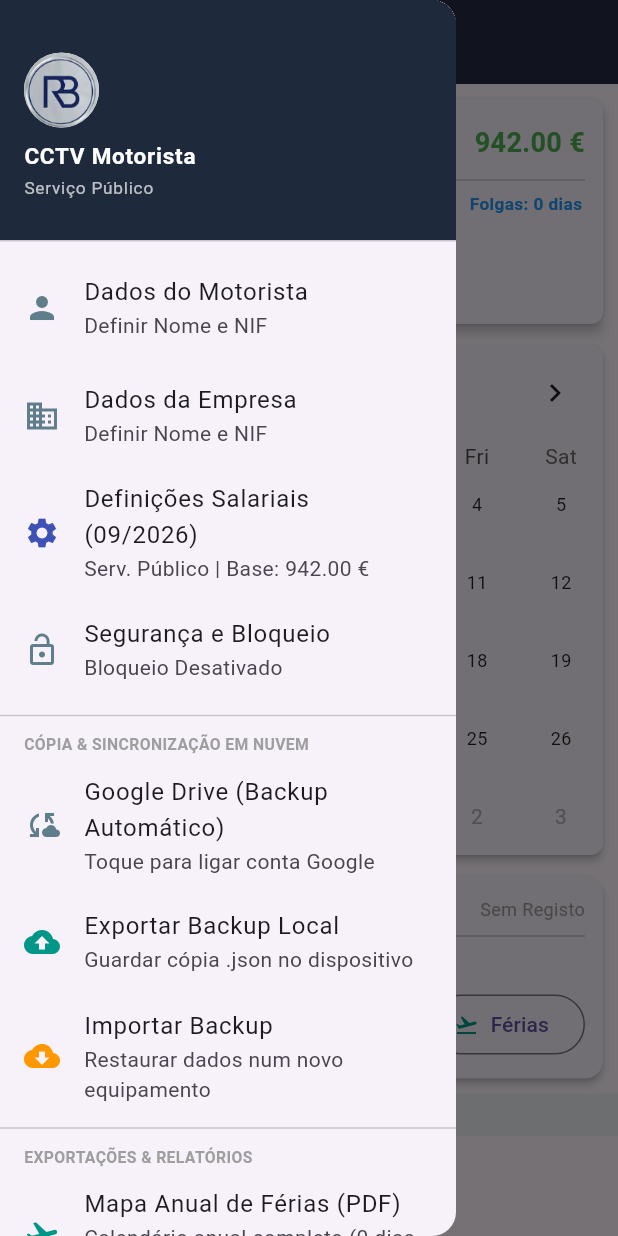
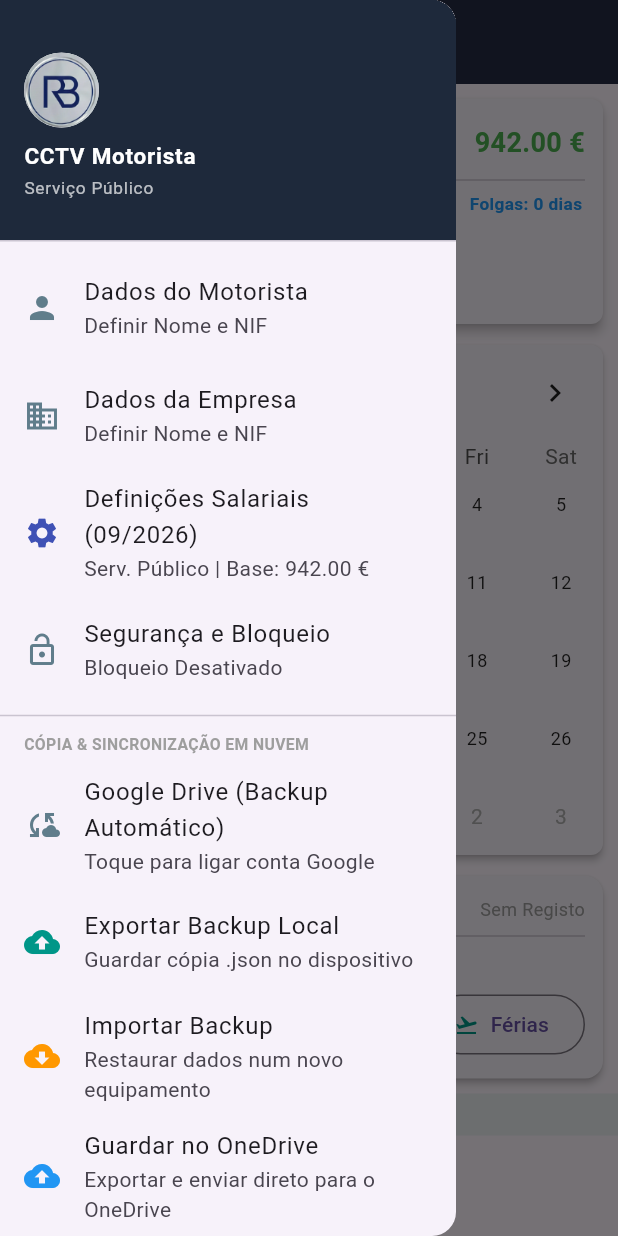
Before and after one commit to ruialves93/app_motorista, a Flutter app: the DriverCCTVApp screen opened directly, with the side drawer open, on a phone screen of 412 x 824 dp. Run offline on Flutter 3.47's test engine with Material 3 defaults, Android fonts, the phone set to English and light mode, and no system bars; drawn by our look-alikes of table_calendar; our stand-ins replace file_picker, google_sign_in, local_auth, open_filex, pdf, printing and 3 more; missing offline and left inert: excel, googleapis, ntp; accounts and stored records are empty; network calls fail.

Commit message:
Bump version to 1.0.8, update version.json and add recommendation feature

```diff
--- a/lib/main.dart
+++ b/lib/main.dart
@@ -760,6 +760,34 @@ class _DriverCCTVAppState extends State<DriverCCTVApp> {
               }
             },
           ),
+          ListTile(
+            leading: const Icon(Icons.cloud_upload, color: Colors.blue),
+            title: const Text('Guardar no OneDrive'),
+            subtitle: const Text('Exportar e enviar direto para o OneDrive'),
+            onTap: () async {
+              Navigator.pop(context);
+              await ExportService.exportOneDriveBackup();
+            },
+          ),
+          ListTile(
+            leading: const Icon(Icons.cloud_download, color: Colors.blueAccent),
+            title: const Text('Restaurar do OneDrive'),
+            subtitle: const Text('Selecionar ficheiro a partir do OneDrive'),
+            onTap: () async {
+              Navigator.pop(context);
+              final ok = await ExportService.importOneDriveBackup();
+              if (ok) {
+                await _loadGlobalPreferences();
+                await _loadMonthRatesAndEntries();
+                _triggerAutoCloudSync();
+                if (mounted) {
+                  ScaffoldMessenger.of(context).showSnackBar(
+                    const SnackBar(content: Text('Dados restaurados do OneDrive com sucesso!'), backgroundColor: Colors.teal),
+                  );
+                }
+              }
+            },
+          ),
           const Divider(),
           const Padding(
             padding: EdgeInsets.only(left: 16, top: 4, bottom: 4),
@@ -767,7 +795,7 @@ class _DriverCCTVAppState extends State<DriverCCTVApp> {
           ),
           ListTile(
             leading: const Icon(Icons.flight_takeoff, color: Colors.teal),
-            title: const Text('Mapa Anual de Férias (PDF)'),
+            title: const Text('Mapa Anual de Férias'),
             subtitle: Text('Calendário anual completo ($annualVacationDays dias gozados)'),
             onTap: () async {
               Navigator.pop(context);
@@ -786,7 +814,7 @@ class _DriverCCTVAppState extends State<DriverCCTVApp> {
           ),
           ListTile(
             leading: const Icon(Icons.assessment, color: Colors.indigo),
-            title: const Text('Exportar Valores de Referência'),
+            title: const Text('Valores de Referência'),
             subtitle: const Text('PDF com Vencimento, Descansos, etc.'),
             onTap: () {
               Navigator.pop(context);
@@ -806,7 +834,7 @@ class _DriverCCTVAppState extends State<DriverCCTVApp> {
           ),
           ListTile(
             leading: const Icon(Icons.picture_as_pdf, color: Colors.redAccent),
-            title: const Text('Visualizar / Exportar PDF'),
+            title: const Text('Salário Mensal PDF'),
             subtitle: const Text('Folha de Serviço e Vencimentos'),
             onTap: () {
               Navigator.pop(context);
@@ -855,7 +883,7 @@ class _DriverCCTVAppState extends State<DriverCCTVApp> {
           ),
           ListTile(
             leading: const Icon(Icons.directions_bus, color: Colors.blueAccent),
-            title: const Text('PDF Registo de Viaturas'),
+            title: const Text('Registo de Viaturas'),
             subtitle: const Text('Mapa de frota e horários'),
             onTap: () {
               Navigator.pop(context);
@@ -872,7 +900,7 @@ class _DriverCCTVAppState extends State<DriverCCTVApp> {
           ),
           ListTile(
             leading: const Icon(Icons.table_view, color: Colors.green),
-            title: const Text('Exportar Excel (.xlsx)'),
+            title: const Text('Salário Mensal Excel'),
             subtitle: const Text('Tabela detalhada com fórmulas'),
             onTap: () {
               Navigator.pop(context);
@@ -898,6 +926,15 @@ class _DriverCCTVAppState extends State<DriverCCTVApp> {
             onTap: () {
               Navigator.pop(context);
               UpdateService.checkForUpdates(context, showNoUpdateMessage: true);
+            },
+          ),
+          ListTile(
+            leading: const Icon(Icons.share_rounded, color: Colors.teal),
+            title: const Text('Recomendar a um Colega'),
+            subtitle: const Text('Partilhar aplicação via WhatsApp ou SMS'),
+            onTap: () async {
+              Navigator.pop(context);
+              await ExportService.shareAppRecommendation();
             },
           ),
           ListTile(
--- a/lib/services/update_service.dart
+++ b/lib/services/update_service.dart
@@ -8,7 +8,7 @@ import 'package:url_launcher/url_launcher.dart';
 
 class UpdateService {
   // Versão atual instalada na aplicação
-  static const String currentVersion = '1.0.7';
+  static const String currentVersion = '1.0.8';
 
   // URL corrigido no GitHub (Raw)
   static const String versionUrl =
--- a/pubspec.yaml
+++ b/pubspec.yaml
@@ -2,7 +2,7 @@ name: app_motorista
 description: "App Controlo Horas e Vencimento Motorista"
 publish_to: 'none'
 
-version: 1.0.7+8
+version: 1.0.8+8
 
 environment:
   sdk: '>=3.2.0 <4.0.0'
--- a/version.json
+++ b/version.json
@@ -1,5 +1,5 @@
 {
-  "version": "1.0.7",
-  "apk_url": "https://github.com/ruialves93/app_motorista/releases/latest/download/app-release.apk",
-  "release_notes": "• Atualização para a versão v1.0.7.\n• Correções e melhorias gerais."
+  "version": "1.0.8",
+  "apk_url": "https://github.com/ruialves93/app_motorista/releases/download/v1.0.8/app-release.apk",
+  "release_notes": "• Atualização dos nomes dos relatórios no menu lateral.\n• Validação de leitores de PDF e suporte a OneDrive.\n• Adicionada opção de recomendar a aplicação a colegas."
 }
```
Also changed, not shown: lib/services/export_service.dart (+96 -27 lines).
